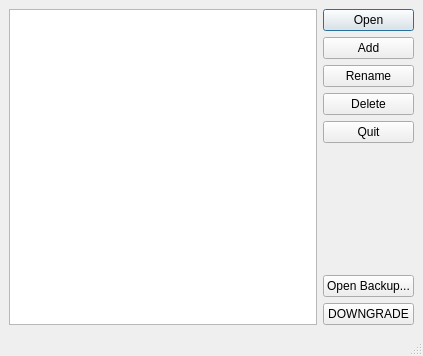
Qt form qt/aqt/forms/profiles.ui (ankitects/anki) before a commit.
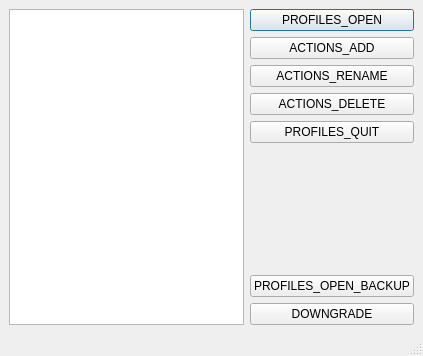
The same form after that commit. Icons and pictures are not drawn.

Diff of the .ui file:
```diff
--- a/qt/aqt/forms/profiles.ui
+++ b/qt/aqt/forms/profiles.ui
@@ -33,7 +33,7 @@
         <item>
          <widget class="QPushButton" name="login">
           <property name="text">
-           <string>Open</string>
+           <string>PROFILES_OPEN</string>
           </property>
           <property name="default">
            <bool>true</bool>
@@ -43,28 +43,28 @@
         <item>
          <widget class="QPushButton" name="add">
           <property name="text">
-           <string>Add</string>
+           <string>ACTIONS_ADD</string>
           </property>
          </widget>
         </item>
         <item>
          <widget class="QPushButton" name="rename">
           <property name="text">
-           <string>Rename</string>
+           <string>ACTIONS_RENAME</string>
           </property>
          </widget>
         </item>
         <item>
          <widget class="QPushButton" name="delete_2">
           <property name="text">
-           <string>Delete</string>
+           <string>ACTIONS_DELETE</string>
           </property>
          </widget>
         </item>
         <item>
          <widget class="QPushButton" name="quit">
           <property name="text">
-           <string>Quit</string>
+           <string>PROFILES_QUIT</string>
           </property>
          </widget>
         </item>
@@ -84,7 +84,7 @@
         <item>
          <widget class="QPushButton" name="openBackup">
           <property name="text">
-           <string>Open Backup...</string>
+           <string>PROFILES_OPEN_BACKUP</string>
           </property>
          </widget>
         </item>
```
Left out of the diff: 2 changed lines with no effect on the pictures.
